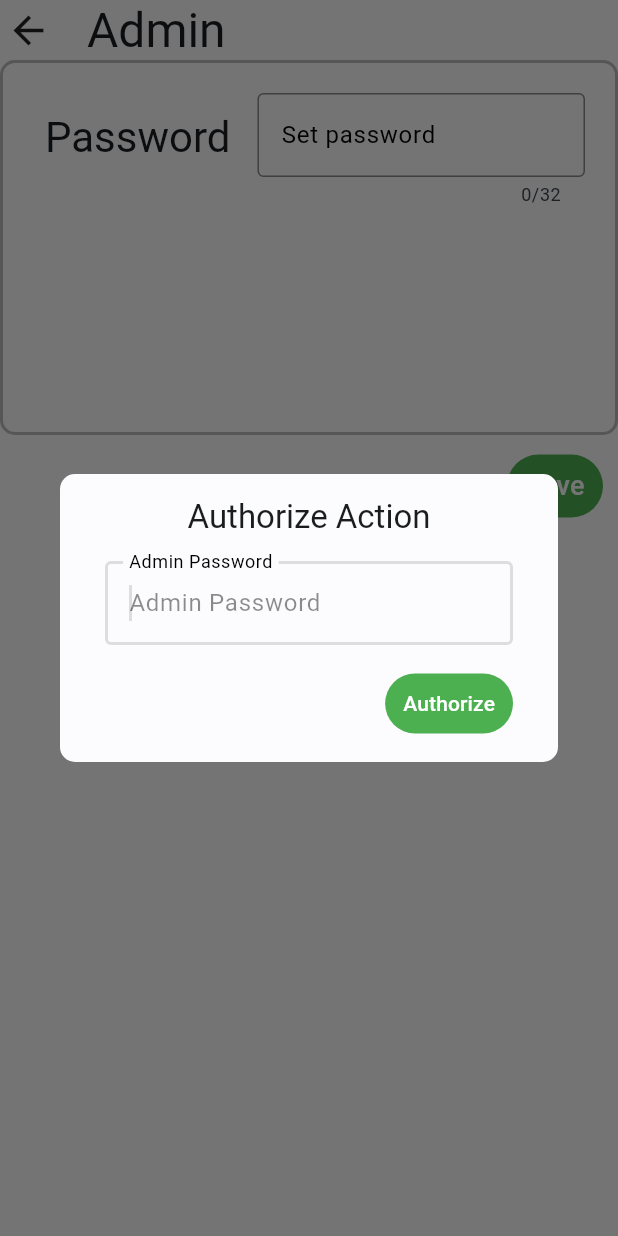
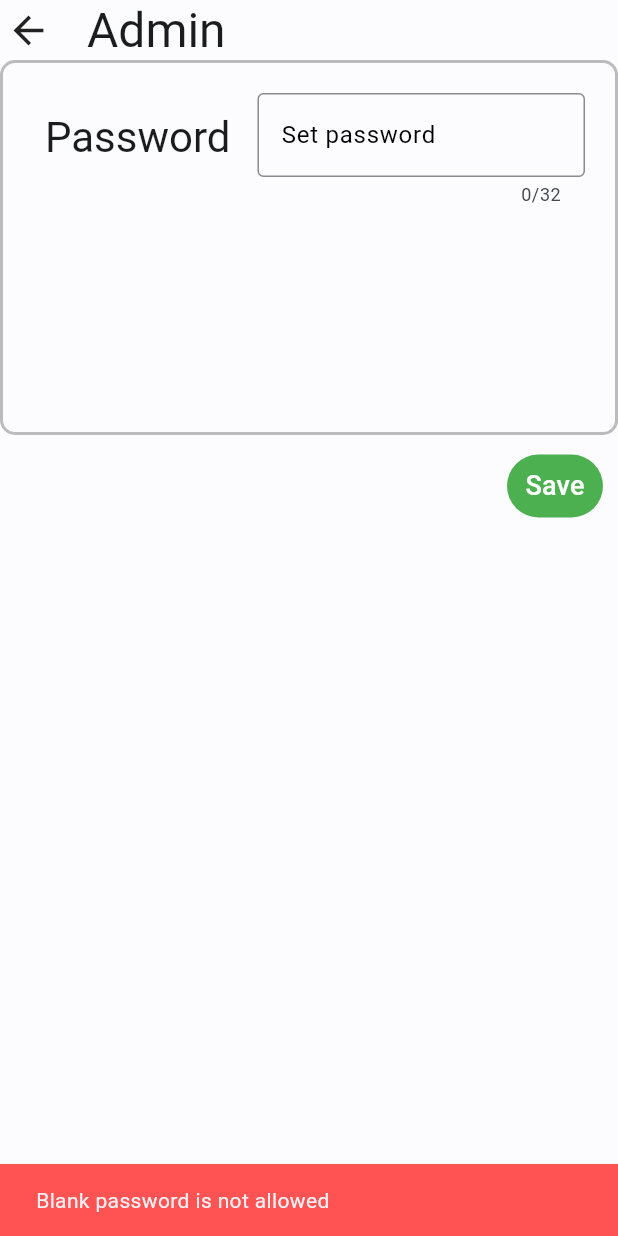
Before and after one commit to phR0ze/oneup, a Flutter app: the AdminView widget shown alone on an empty page, opened directly, after a tap on "Save", on a phone screen of 412 x 824 dp. Run offline on Flutter 3.47's test engine with Material 3 defaults, Android fonts, the phone set to English and light mode, and no system bars.

Commit message:
Locking all of settings behind admin authorization

```diff
--- a/flutter/lib/model/appstate.dart
+++ b/flutter/lib/model/appstate.dart
@@ -64,6 +64,7 @@ class AppState extends ChangeNotifier {
   }
 
   // Add category if it doesn't already exist
+  //
   // @return false if it exists already
   bool addCategory(String name) {
     if (categories.any((x) => x.name == name)) {
--- a/flutter/lib/ui/views/admin.dart
+++ b/flutter/lib/ui/views/admin.dart
@@ -30,7 +30,6 @@ class _AdminViewState extends State<AdminView> {
   @override
   Widget build(BuildContext context) {
     var state = context.watch<AppState>();
-    var isAuthorized = state.isAdminAuthorized;
     var titleStyle = Theme.of(context).textTheme.headlineMedium;
 
     return Section(title: 'Admin',
@@ -50,6 +49,7 @@ class _AdminViewState extends State<AdminView> {
               Expanded(
                 child: TextField(
                   maxLength: 32,
+                  obscureText: true,
                   controller: passwordCtrlr,
                   decoration: InputDecoration(
                     labelText: 'Set password',
@@ -60,10 +60,7 @@ class _AdminViewState extends State<AdminView> {
                   ),
                   // Also support enter key
                   onSubmitted: (val) {
-                    authorizeAction(context, state);
-                    if (isAuthorized) {
-                      updatePassword(context, state, val.trim());
-                    }
+                    updateAdminPassword(context, state, val.trim());
                   },
                 ),
               ),
@@ -79,19 +76,9 @@ class _AdminViewState extends State<AdminView> {
             backgroundColor: WidgetStateProperty.all(Colors.green),
             foregroundColor: WidgetStateProperty.all(Colors.white),
           ),
-          onPressed: () => showDialog<String>(context: context,
-            builder: (dialogContext) => InputView(
-              title: 'Authorize Action',
-              inputLabel: 'Admin Password',
-              buttonName: 'Authorize',
-              onSubmit: (val) {
-                authorizeAction(context, state);
-                if (isAuthorized) {
-                  updatePassword(context, state, val.trim());
-                }
-              },
-            ),
-          ),
+          onPressed: () => {
+            updateAdminPassword(context, state, passwordCtrlr.text.trim())
+          },
         ),
       ),
     );
@@ -108,6 +95,7 @@ void authorizeAction(BuildContext context, AppState state) {
       title: 'Authorize Action',
       inputLabel: 'Admin Password',
       buttonName: 'Authorize',
+      obscureText: true,
       onSubmit: (val) {
         state.adminAuthorize(val.trim());
         if (!state.isAdminAuthorized) {
@@ -125,7 +113,7 @@ void authorizeAction(BuildContext context, AppState state) {
 }
 
 // Add the new category or show a snackbar if it already exists
-void updatePassword(BuildContext context, AppState state, String password) {
+void updateAdminPassword(BuildContext context, AppState state, String password) {
   if (password.isEmpty) {
     ScaffoldMessenger.of(context).showSnackBar(
       SnackBar(
@@ -134,8 +122,14 @@ void updatePassword(BuildContext context, AppState state, String password) {
       ),
     );
   } else {
-    print("Updating password to $password");
     state.updateAdminPassword(password);
-    Navigator.pop(context);
+    state.currentView = const SettingsView();
+    ScaffoldMessenger.of(context).showSnackBar(
+      SnackBar(
+        content: Text('Password updated successfully!'),
+        backgroundColor: Colors.black26,
+        duration: const Duration(seconds: 2),
+      ),
+    );
   }
 }
--- a/flutter/lib/ui/views/input.dart
+++ b/flutter/lib/ui/views/input.dart
@@ -8,6 +8,7 @@ class InputView extends StatefulWidget {
     required this.inputLabel,
     required this.buttonName,
     required this.onSubmit,
+    this.obscureText = false,
   });
 
   /// The [title] for the input view
@@ -21,6 +22,9 @@ class InputView extends StatefulWidget {
 
   /// The [onSubmit] callback used to submit the input
   final Function(String) onSubmit;
+
+  /// The [obscureText] flag to obscure the text input
+  final bool obscureText;
 
   @override
   State<InputView> createState() => _InputViewState();
@@ -64,6 +68,7 @@ class _InputViewState extends State<InputView> {
                 TextField(
                   controller: inputCtrlr,
                   autofocus: true, // take the focus immediately
+                  obscureText: widget.obscureText,
                   decoration: InputDecoration(
                     labelText: widget.inputLabel,
                     labelStyle: TextStyle(color: Colors.black),
--- a/flutter/lib/ui/views/settings.dart
+++ b/flutter/lib/ui/views/settings.dart
@@ -44,7 +44,10 @@ class SettingsView extends StatelessWidget {
             leading: const Icon(size: 30, Icons.category),
             title: Text('Categories', style: textStyle),
             onTap: () {
-              state.setCurrentView(const CategoryView());
+              authorizeAction(context, state);
+              if (isAdminAuthorized) {
+                state.setCurrentView(const CategoryView());
+              }
             },
           ),
         ],
```
